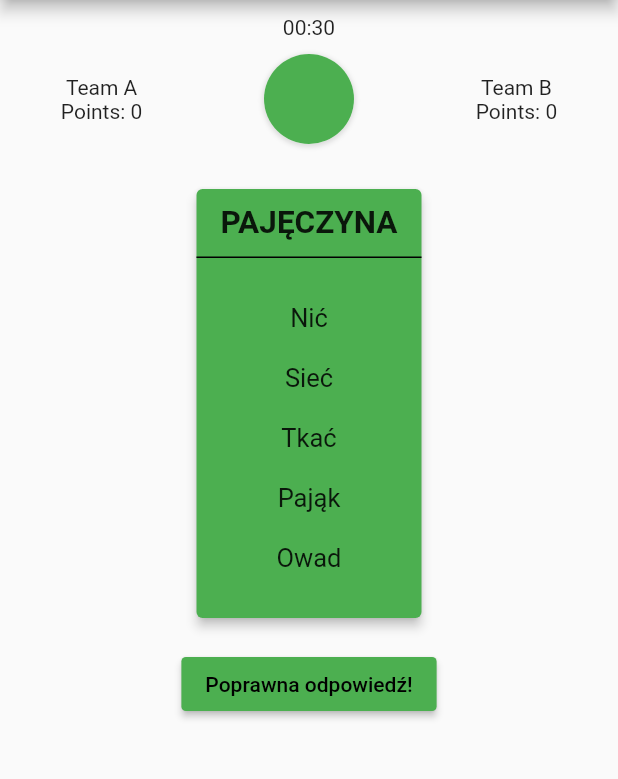
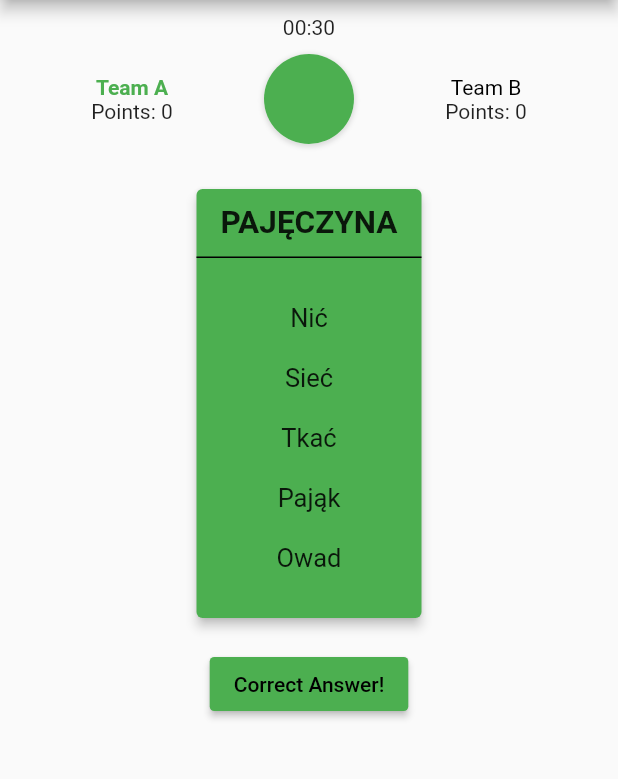
Before and after one commit to kluku/tabu, a Flutter app: the screen it shows after launch, on a phone screen of 412 x 824 dp, the part 84-863 px from its top. Run offline on Flutter 3.47's test engine with Material 2 defaults, Android fonts, the phone set to English and light mode, and no system bars.

```diff
--- a/lib/main.dart
+++ b/lib/main.dart
@@ -84,8 +84,8 @@ class MyHomePage extends StatefulWidget {
 enum Team { A, B }
 
 class _MyHomePageState extends State<MyHomePage> {
-
-  final timerViewStateKey = GlobalKey<TimerViewState>(debugLabel: "Timer State");
+  final timerViewStateKey =
+      GlobalKey<TimerViewState>(debugLabel: "Timer State");
 
   final int maxSeconds = 30;
 
@@ -175,21 +175,29 @@ class _MyHomePageState extends State<MyHomePage> {
               new Container(
                   padding: new EdgeInsets.all(10.0), child: new Text(timeLeft)),
               new Row(
-                     mainAxisAlignment: MainAxisAlignment.spaceAround,
+                  mainAxisAlignment: MainAxisAlignment.center,
                   children: <Widget>[
-                      new Column(
-                        children: <Widget>[
-                          new Text('Team A'),
+                    new Expanded(
+                        child: new Column(children: <Widget>[
+                      new Text('Team A',
+                          style: new TextStyle(
+                              color:
+                                team == Team.A ? Colors.green : Colors.black,
+                              fontWeight:
+                                team == Team.A ? FontWeight.bold : FontWeight.normal)),
                       new Text('Points: $pointsA'),
-                        ]
-                      ),
+                    ])),
                     new TimerView(key: timerViewStateKey),
-                      new Column(
-                        children: <Widget>[
-                          new Text('Team B'),
+                    new Expanded(
+                        child: new Column(children: <Widget>[
+                      new Text('Team B',
+                          style: new TextStyle(
+                              color:
+                                team == Team.B ? Colors.green : Colors.black,
+                              fontWeight:
+                                team == Team.B ? FontWeight.bold : FontWeight.normal)),
                       new Text('Points: $pointsB'),
-                        ]
-                      ),
+                    ])),
                   ]),
               new Card(
                 color: Colors.green,
@@ -233,14 +241,22 @@ class _MyHomePageState extends State<MyHomePage> {
                     ]),
               ),
               new RaisedButton(
-                child: const Text('Poprawna odpowiedź!'),
+                  child: const Text('Correct Answer!'),
                   color: Colors.green,
                   textColor: Colors.black,
-                onPressed: () {/* do nothing */},
+                  onPressed: () {
+                    switch (team) {
+                      case Team.A:
+                        pointsA++;
+                        break;
+                      case Team.B:
+                        pointsB++;
+                        break;
+                    }
+                    nextCard();
+                  },
                   shape: new RoundedRectangleBorder(
-                  borderRadius: new BorderRadius.circular(3.0)
-                )
-              )
+                      borderRadius: new BorderRadius.circular(3.0)))
             ]))));
   }
 }
```
Lines whose indentation alone changed are shown as unchanged.
